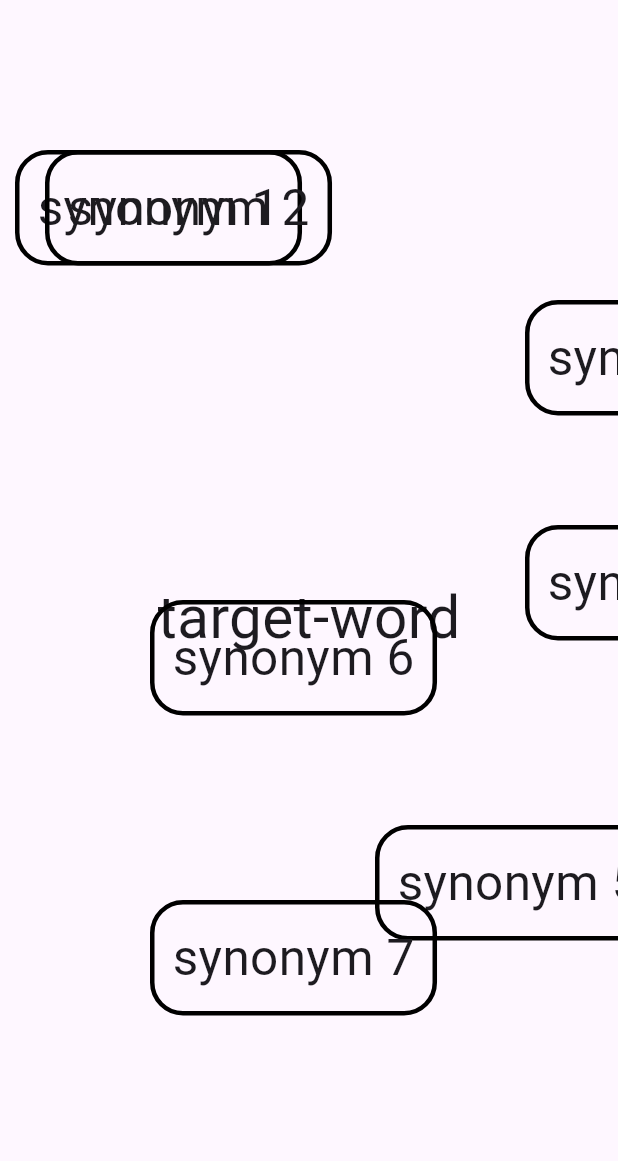
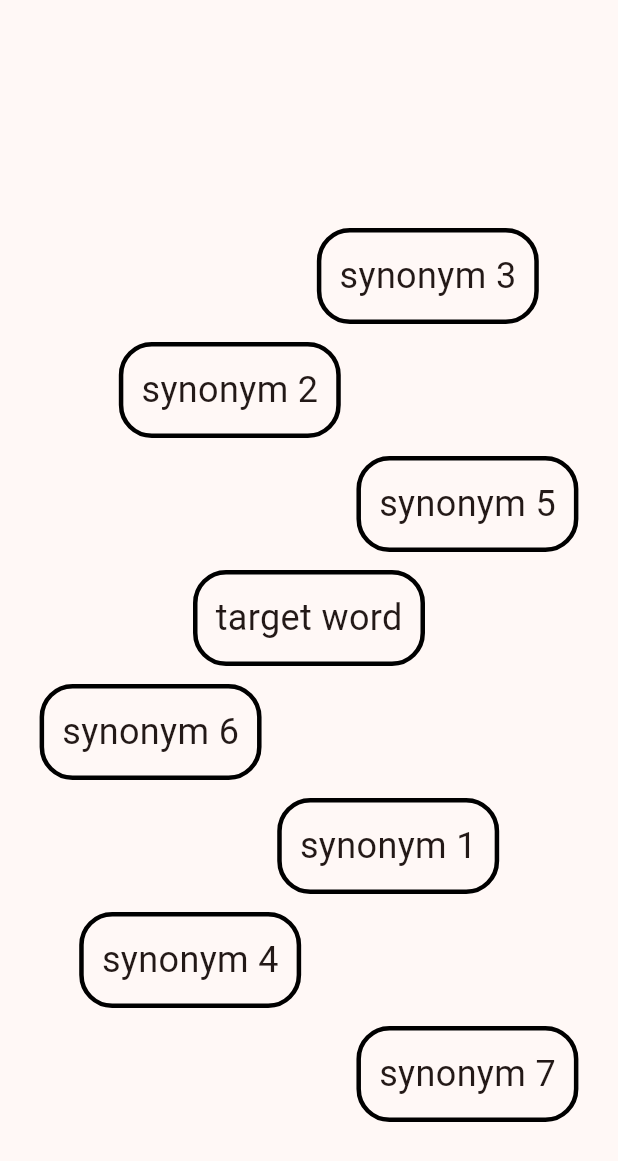
Before and after one commit to macabanto/vocabulate, a Flutter app: the screen it shows after launch, on a phone screen of 412 x 824 dp. Shown: the top 1161 px of the screen. Run offline on Flutter 3.47's test engine with Material 3 defaults, Android fonts, the phone set to English and light mode, and no system bars; our stand-ins replace google_fonts.

Commit message:
structure is set; align widget places words nicely where we want them for now; still need to work on design, word placement, animation, functionality ( i say functionality very very broadly as there is currently NONE ); otherwise on track; battling a cold whilst dogsitting; hope dogs cant catch what ive got;

```diff
--- a/lib/main.dart
+++ b/lib/main.dart
@@ -1,106 +1,113 @@
 import 'package:flutter/material.dart';
 import 'package:google_fonts/google_fonts.dart';
+import 'package:provider/provider.dart';
 
 void main() {
-  runApp(const MyApp());
+  WidgetsFlutterBinding.ensureInitialized();
+  runApp(MyApp());
 }
 
 class MyApp extends StatelessWidget {
   const MyApp({super.key});
 
-  // This widget is the root of the application.
   @override
   Widget build(BuildContext context) {
     return MaterialApp(
-      title: 'Flutter Demo',
+      title: 'Vocabulate',
       theme: ThemeData(
-        colorScheme: ColorScheme.fromSeed(seedColor: Colors.deepPurple),
         useMaterial3: true,
+        colorScheme: ColorScheme.fromSeed(seedColor: Colors.deepOrange),
       ),
-      home: const MyHomePage(title: 'Flutter Demo Home Page'),
+      home: MyHomePage(),
     );
   }
 }
 
 class MyHomePage extends StatefulWidget {
-  const MyHomePage({super.key, required this.title});
-
-  // This widget is the home page of your application. It is stateful, meaning
-  // that it has a State object (defined below) that contains fields that affect
-  // how it looks.
-
-  // This class is the configuration for the state. It holds the values (in this
-  // case the title) provided by the parent (in this case the App widget) and
-  // used by the build method of the State. Fields in a Widget subclass are
-  // always marked "final".
-
-  final String title;
-
   @override
   State<MyHomePage> createState() => _MyHomePageState();
 }
 
 class _MyHomePageState extends State<MyHomePage> {
-  String _target_word =
-      'target-word'; //initial load -> pull random word from database
-  String? _synonym_1 =
-      "synonym 1"; //  target word strongest correlation synonym
-  String? _synonym_2 =
-      "synonym 2"; //  target word second strongest correlation synonym
-  String? _synonym_3 = "synonym 3"; //  etc.
-  String? _synonym_4 = "synonym 4"; //  etc.
-  String? _synonym_5 = "synonym 5"; //  etc.
-  String? _synonym_6 = "synonym 6";
-  String? _synonym_7 = "synonym 7";
+  @override
+  String _target_word = 'target word';
+  String _synonym_1 = 'synonym 1';
+  String _synonym_2 = 'synonym 2';
+  String _synonym_3 = 'synonym 3';
+  String _synonym_4 = 'synonym 4';
+  String _synonym_5 = 'synonym 5';
+  String _synonym_6 = 'synonym 6';
+  String _synonym_7 = 'synonym 7';
 
-  void _target_changed(String new_target) {
-    setState(() {
-      _target_word = new_target;
-    });
+  Widget build(BuildContext context) {
+    // Retrieve the size of the screen
+    final screenSize = MediaQuery.of(context).size;
+    final screenWidth = screenSize.width;
+    final screenHeight = screenSize.height;
+//TODO : find a way to turn correlation between two synonyms into a 2Dimensional scale ( show correlation by spacing between words! )
+//impossible to do on 2D between ALL words, however can be computed when simply iterating thru list of synonomyms compared to target word!
+//we want to make the positioning to take up the whole screen, and be unique
+    return Scaffold(
+        body: Stack(
+      children: <Widget>[
+        StackChildAligned(
+            word: '$_target_word', top: 0.5, left: 0.5), //target word centered
+        StackChildAligned(
+          word: '$_synonym_1',
+          top: 0.7,
+          left: 0.7,
+        ), //
+        StackChildAligned(
+          word: '$_synonym_2',
+          top: 0.3,
+          left: 0.3,
+        ),
+        StackChildAligned(
+          word: '$_synonym_3',
+          top: 0.8,
+          left: 0.2,
+        ), //
+        StackChildAligned(
+          word: '$_synonym_4',
+          top: 0.2,
+          left: 0.8,
+        ), //
+        StackChildAligned(
+          word: '$_synonym_5',
+          top: 0.9,
+          left: 0.4,
+        ),
+        StackChildAligned(
+          word: '$_synonym_6',
+          top: 0.1,
+          left: 0.6,
+        ), //
+        StackChildAligned(
+          word: '$_synonym_7',
+          top: 0.9,
+          left: 0.9,
+        ),
+      ],
+    ));
+  }
 }
 
+//TODO: convert Align widget to AnimatedAlign as will be needed when user selects synonym
+class StackChildAligned extends StatelessWidget {
+  const StackChildAligned({
+    super.key,
+    required this.word,
+    required this.top,
+    required this.left,
+  });
+
+  final String word;
+  final double top;
+  final double left;
   @override
   Widget build(BuildContext context) {
-    // This method is rerun every time setState is called, for instance as done
-    // by the _incrementCounter method above.
-    //
-    // The Flutter framework has been optimized to make rerunning build methods
-    // fast, so that you can just rebuild anything that needs updating rather
-    // than having to individually change instances of widgets.
-    return Scaffold(
-      //as per Lindsay's rec, use the Stack() Widget..
-      //..with positioned child widgets
-      body: Stack(children: <Widget>[
-        Positioned.fill(
-          child: Align(
-            alignment: Alignment.center,
-            child: Text(
-              '$_target_word',
-              style: GoogleFonts.didactGothic(
-                fontSize: 39,
-              ),
-            ),
-          ),
-        ),
-        buildSynonym('$_synonym_1', 100, 10),
-        buildSynonym('$_synonym_2', 100, 30),
-        buildSynonym('$_synonym_3', 200, 350),
-        buildSynonym('$_synonym_4', 350, 350),
-        buildSynonym('$_synonym_5', 550, 250),
-        buildSynonym('$_synonym_6', 400, 100),
-        buildSynonym('$_synonym_7', 600, 100),
-      ]),
-    );
-  }
-
-  Positioned buildSynonym(String synonym, double top, double left) {
-    return Positioned(
-      top: top,
-      left: left,
-      child: GestureDetector(
-        onTap: () {
-          _target_changed(synonym);
-        },
+    return Align(
+        alignment: FractionalOffset(top, left),
         child: Container(
             padding: EdgeInsets.all(12.0), // Padding inside the border
             decoration: BoxDecoration(
@@ -110,15 +117,9 @@ class _MyHomePageState extends State<MyHomePage> {
               ),
               borderRadius: BorderRadius.circular(22),
             ),
-          child: Text(
-            synonym,
+            child: Text(word,
                 style: GoogleFonts.didactGothic(
-              fontSize:
-                  33, //font size can varry based on correlation level between target word and synonym
-            ),
-          ),
-        ),
-      ),
-    );
+                  fontSize: 24,
+                ))));
   }
 }
--- a/pubspec.yaml
+++ b/pubspec.yaml
@@ -35,6 +35,8 @@ dependencies:
   # Use with the CupertinoIcons class for iOS style icons.
   cupertino_icons: ^1.0.8
   google_fonts: ^6.2.1
+  english_words: ^4.0.0
+  provider: ^6.1.2
 
 dev_dependencies:
   flutter_test:
```
Also changed, not shown: pubspec.lock. Lines whose indentation alone changed are shown as unchanged.
